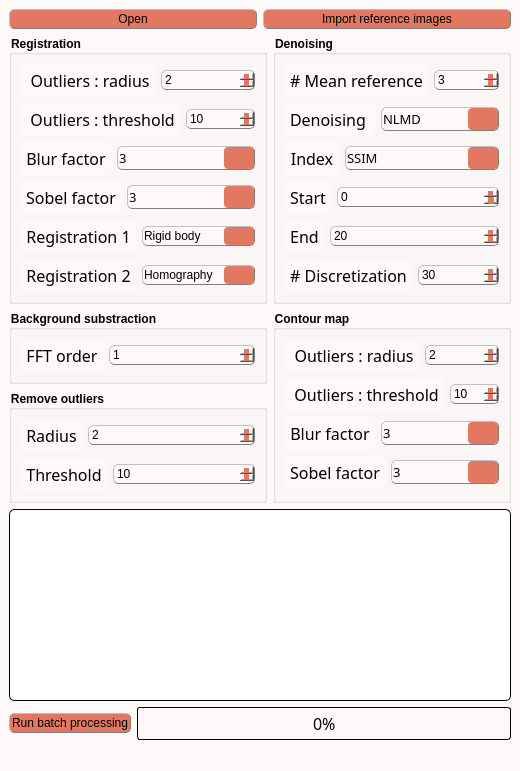
Cyril-Langlois/iniCHORD, file inichord/Batch_Processing.ui: the form before one commit.
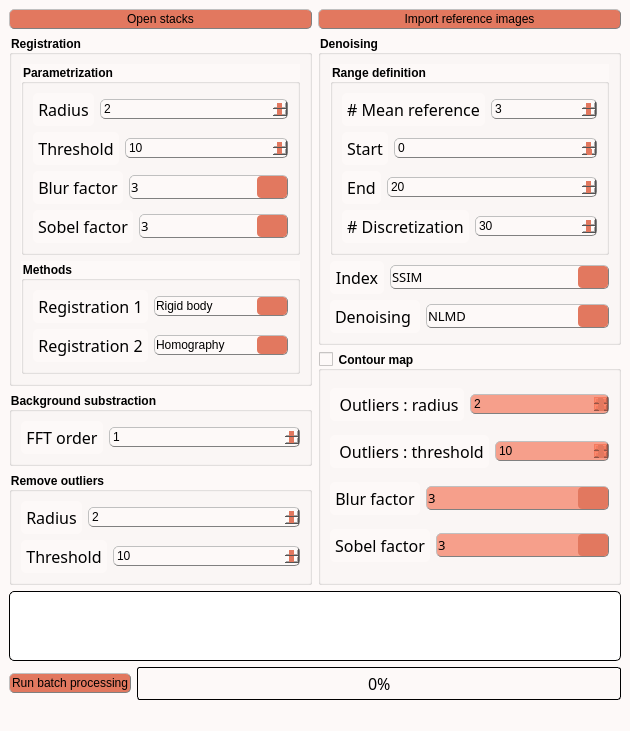
The form after the commit. Icons and pictures are not drawn.

The edit to the form file:
```diff
--- a/inichord/Batch_Processing.ui
+++ b/inichord/Batch_Processing.ui
@@ -9,8 +9,8 @@
    <rect>
     <x>0</x>
     <y>0</y>
-    <width>520</width>
-    <height>729</height>
+    <width>630</width>
+    <height>644</height>
    </rect>
   </property>
   <property name="sizePolicy">
@@ -201,11 +201,11 @@
            <string>&lt;html&gt;&lt;head/&gt;&lt;body&gt;&lt;p&gt;&lt;span style=&quot; font-size:11pt;&quot;&gt;Open a sequence of stack.&lt;/span&gt;&lt;/p&gt;&lt;/body&gt;&lt;/html&gt;</string>
           </property>
           <property name="text">
-           <string>Open</string>
+           <string>Open stacks</string>
           </property>
           <property name="icon">
            <iconset>
-            <normaloff>../Traitement_stack/icons/import_icon.png</normaloff>../Traitement_stack/icons/import_icon.png</iconset>
+            <normaloff>icons/import_icon.png</normaloff>icons/import_icon.png</iconset>
           </property>
          </widget>
         </item>
@@ -219,7 +219,7 @@
           </property>
           <property name="icon">
            <iconset>
-            <normaloff>../Traitement_stack/icons/import_icon.png</normaloff>../Traitement_stack/icons/import_icon.png</iconset>
+            <normaloff>icons/import_icon.png</normaloff>icons/import_icon.png</iconset>
           </property>
          </widget>
         </item>
@@ -240,6 +240,12 @@
                 </property>
                 <layout class="QVBoxLayout" name="verticalLayout_12">
                  <item>
+                  <widget class="QGroupBox" name="groupBox_5">
+                   <property name="title">
+                    <string>Parametrization</string>
+                   </property>
+                   <layout class="QVBoxLayout" name="verticalLayout_6">
+                    <item>
                   <layout class="QHBoxLayout" name="horizontalLayout">
                    <item>
                     <widget class="QLabel" name="label_blur_2">
@@ -272,7 +278,7 @@
 }</string>
                      </property>
                      <property name="text">
-                      <string> Outliers : radius</string>
+                         <string>Radius</string>
                      </property>
                      <property name="scaledContents">
                       <bool>false</bool>
@@ -330,7 +336,7 @@
 }</string>
                      </property>
                      <property name="text">
-                      <string> Outliers : threshold</string>
+                         <string>Threshold</string>
                      </property>
                      <property name="scaledContents">
                       <bool>false</bool>
@@ -573,10 +579,19 @@
                    </item>
                   </layout>
                  </item>
+                   </layout>
+                  </widget>
+                 </item>
                  <item>
-                  <layout class="QHBoxLayout" name="horizontalLayout_5">
+                  <widget class="QGroupBox" name="groupBox_6">
+                   <property name="title">
+                    <string>Methods</string>
+                   </property>
+                   <layout class="QVBoxLayout" name="verticalLayout_18">
                    <item>
-                    <widget class="QLabel" name="label_blur_3">
+                     <layout class="QHBoxLayout" name="horizontalLayout_24">
+                      <item>
+                       <widget class="QLabel" name="label_blur_16">
                      <property name="sizePolicy">
                       <sizepolicy hsizetype="Fixed" vsizetype="Preferred">
                        <horstretch>0</horstretch>
@@ -617,7 +632,7 @@
                     </widget>
                    </item>
                    <item>
-                    <widget class="QComboBox" name="transfo_comboBox">
+                       <widget class="QComboBox" name="transfo_comboBox_2">
                      <property name="sizePolicy">
                       <sizepolicy hsizetype="Minimum" vsizetype="Fixed">
                        <horstretch>0</horstretch>
@@ -666,9 +681,9 @@
                   </layout>
                  </item>
                  <item>
-                  <layout class="QHBoxLayout" name="horizontalLayout_6">
+                     <layout class="QHBoxLayout" name="horizontalLayout_25">
                    <item>
-                    <widget class="QLabel" name="label_blur_4">
+                       <widget class="QLabel" name="label_blur_17">
                      <property name="sizePolicy">
                       <sizepolicy hsizetype="Fixed" vsizetype="Preferred">
                        <horstretch>0</horstretch>
@@ -709,7 +724,7 @@
                     </widget>
                    </item>
                    <item>
-                    <widget class="QComboBox" name="transfo_comboBox2">
+                       <widget class="QComboBox" name="transfo_comboBox2_2">
                      <property name="sizePolicy">
                       <sizepolicy hsizetype="Minimum" vsizetype="Fixed">
                        <horstretch>0</horstretch>
@@ -766,6 +781,9 @@
                </widget>
               </item>
              </layout>
+               </widget>
+              </item>
+             </layout>
             </item>
             <item>
              <layout class="QVBoxLayout" name="verticalLayout_2">
@@ -980,6 +998,12 @@
                 </property>
                 <layout class="QVBoxLayout" name="verticalLayout_16">
                  <item>
+                  <widget class="QGroupBox" name="groupBox_7">
+                   <property name="title">
+                    <string>Range definition</string>
+                   </property>
+                   <layout class="QVBoxLayout" name="verticalLayout_19">
+                    <item>
                   <layout class="QHBoxLayout" name="horizontalLayout_13">
                    <item>
                     <widget class="QLabel" name="label_blur_11">
@@ -1037,176 +1061,6 @@
                    </item>
                   </layout>
                  </item>
-                 <item>
-                  <layout class="QHBoxLayout" name="horizontalLayout_14">
-                   <item>
-                    <widget class="QLabel" name="label_blur_12">
-                     <property name="sizePolicy">
-                      <sizepolicy hsizetype="Fixed" vsizetype="Preferred">
-                       <horstretch>0</horstretch>
-                       <verstretch>0</verstretch>
-                      </sizepolicy>
-                     </property>
-                     <property name="font">
-                      <font>
-                       <family>Noto Sans Cond</family>
-                       <pointsize>12</pointsize>
-                       <weight>50</weight>
-                       <italic>false</italic>
-                       <bold>false</bold>
-                      </font>
-                     </property>
-                     <property name="styleSheet">
-                      <string notr="true">QLabel {
-color: rgb(0, 0, 0);
-background-color:	rgb(253, 249, 248);
-border-style : outset;
-Border-radius : 5px;
-border-width : 0px;
-border-color : black;
-min-width : 5em;
-padding : 5px;
-font : 12pt &quot;Noto Sans Cond&quot;;
-}</string>
-                     </property>
-                     <property name="text">
-                      <string>Denoising </string>
-                     </property>
-                     <property name="scaledContents">
-                      <bool>false</bool>
-                     </property>
-                     <property name="alignment">
-                      <set>Qt::AlignCenter</set>
-                     </property>
-                    </widget>
-                   </item>
-                   <item>
-                    <widget class="QComboBox" name="ChoiceBox_algo">
-                     <property name="sizePolicy">
-                      <sizepolicy hsizetype="Preferred" vsizetype="Maximum">
-                       <horstretch>0</horstretch>
-                       <verstretch>0</verstretch>
-                      </sizepolicy>
-                     </property>
-                     <property name="font">
-                      <font>
-                       <family>Noto Sans Cond</family>
-                       <pointsize>10</pointsize>
-                       <weight>50</weight>
-                       <italic>false</italic>
-                       <bold>false</bold>
-                      </font>
-                     </property>
-                     <property name="toolTip">
-                      <string>&lt;html&gt;&lt;head/&gt;&lt;body&gt;&lt;p&gt;&lt;span style=&quot; font-size:11pt;&quot;&gt;Choice of the denoising algorithm&lt;/span&gt;&lt;/p&gt;&lt;/body&gt;&lt;/html&gt;</string>
-                     </property>
-                     <property name="styleSheet">
-                      <string notr="true"/>
-                     </property>
-                     <item>
-                      <property name="text">
-                       <string>NLMD</string>
-                      </property>
-                     </item>
-                     <item>
-                      <property name="text">
-                       <string>BM3D</string>
-                      </property>
-                     </item>
-                     <item>
-                      <property name="text">
-                       <string>VSNR</string>
-                      </property>
-                     </item>
-                     <item>
-                      <property name="text">
-                       <string>TV Chambolle</string>
-                      </property>
-                     </item>
-                    </widget>
-                   </item>
-                  </layout>
-                 </item>
-                 <item>
-                  <layout class="QHBoxLayout" name="horizontalLayout_15">
-                   <item>
-                    <widget class="QLabel" name="label_blur_13">
-                     <property name="sizePolicy">
-                      <sizepolicy hsizetype="Fixed" vsizetype="Preferred">
-                       <horstretch>0</horstretch>
-                       <verstretch>0</verstretch>
-                      </sizepolicy>
-                     </property>
-                     <property name="font">
-                      <font>
-                       <family>Noto Sans Cond</family>
-                       <pointsize>12</pointsize>
-                       <weight>50</weight>
-                       <italic>false</italic>
-                       <bold>false</bold>
-                      </font>
-                     </property>
-                     <property name="styleSheet">
-                      <string notr="true">QLabel {
-color: rgb(0, 0, 0);
-background-color:	rgb(253, 249, 248);
-border-style : outset;
-Border-radius : 5px;
-border-width : 0px;
-border-color : black;
-min-width : 5em;
-padding : 5px;
-font : 12pt &quot;Noto Sans Cond&quot;;
-}</string>
-                     </property>
-                     <property name="text">
-                      <string>Index</string>
-                     </property>
-                     <property name="scaledContents">
-                      <bool>false</bool>
-                     </property>
-                     <property name="alignment">
-                      <set>Qt::AlignCenter</set>
-                     </property>
-                    </widget>
-                   </item>
-                   <item>
-                    <widget class="QComboBox" name="Choice_Idx">
-                     <property name="sizePolicy">
-                      <sizepolicy hsizetype="Preferred" vsizetype="Maximum">
-                       <horstretch>0</horstretch>
-                       <verstretch>0</verstretch>
-                      </sizepolicy>
-                     </property>
-                     <property name="font">
-                      <font>
-                       <family>Noto Sans Cond</family>
-                       <pointsize>10</pointsize>
-                       <weight>50</weight>
-                       <italic>false</italic>
-                       <bold>false</bold>
-                      </font>
-                     </property>
-                     <property name="toolTip">
-                      <string>&lt;html&gt;&lt;head/&gt;&lt;body&gt;&lt;p&gt;&lt;span style=&quot; font-size:11pt;&quot;&gt;Choice of the parameters that must be applied&lt;/span&gt;&lt;/p&gt;&lt;/body&gt;&lt;/html&gt;</string>
-                     </property>
-                     <property name="styleSheet">
-                      <string notr="true"/>
-                     </property>
-                     <item>
-                      <property name="text">
-                       <string>SSIM</string>
-                      </property>
-                     </item>
-                     <item>
-                      <property name="text">
-                       <string>MSE</string>
-                      </property>
-                     </item>
-                    </widget>
-                   </item>
-                  </layout>
-                 </item>
                  <item>
                   <layout class="QHBoxLayout" name="horizontalLayout_10">
                    <item>
@@ -1384,15 +1238,194 @@
                 </layout>
                </widget>
               </item>
+                 <item>
+                  <layout class="QHBoxLayout" name="horizontalLayout_15">
+                   <item>
+                    <widget class="QLabel" name="label_blur_13">
+                     <property name="sizePolicy">
+                      <sizepolicy hsizetype="Fixed" vsizetype="Preferred">
+                       <horstretch>0</horstretch>
+                       <verstretch>0</verstretch>
+                      </sizepolicy>
+                     </property>
+                     <property name="font">
+                      <font>
+                       <family>Noto Sans Cond</family>
+                       <pointsize>12</pointsize>
+                       <weight>50</weight>
+                       <italic>false</italic>
+                       <bold>false</bold>
+                      </font>
+                     </property>
+                     <property name="styleSheet">
+                      <string notr="true">QLabel {
+color: rgb(0, 0, 0);
+background-color:	rgb(253, 249, 248);
+border-style : outset;
+Border-radius : 5px;
+border-width : 0px;
+border-color : black;
+min-width : 5em;
+padding : 5px;
+font : 12pt &quot;Noto Sans Cond&quot;;
+}</string>
+                     </property>
+                     <property name="text">
+                      <string>Index</string>
+                     </property>
+                     <property name="scaledContents">
+                      <bool>false</bool>
+                     </property>
+                     <property name="alignment">
+                      <set>Qt::AlignCenter</set>
+                     </property>
+                    </widget>
+                   </item>
+                   <item>
+                    <widget class="QComboBox" name="Choice_Idx">
+                     <property name="sizePolicy">
+                      <sizepolicy hsizetype="Preferred" vsizetype="Maximum">
+                       <horstretch>0</horstretch>
+                       <verstretch>0</verstretch>
+                      </sizepolicy>
+                     </property>
+                     <property name="font">
+                      <font>
+                       <family>Noto Sans Cond</family>
+                       <pointsize>10</pointsize>
+                       <weight>50</weight>
+                       <italic>false</italic>
+                       <bold>false</bold>
+                      </font>
+                     </property>
+                     <property name="toolTip">
+                      <string>&lt;html&gt;&lt;head/&gt;&lt;body&gt;&lt;p&gt;&lt;span style=&quot; font-size:11pt;&quot;&gt;Choice of the parameters that must be applied&lt;/span&gt;&lt;/p&gt;&lt;/body&gt;&lt;/html&gt;</string>
+                     </property>
+                     <property name="styleSheet">
+                      <string notr="true"/>
+                     </property>
+                     <item>
+                      <property name="text">
+                       <string>SSIM</string>
+                      </property>
+                     </item>
+                     <item>
+                      <property name="text">
+                       <string>MSE</string>
+                      </property>
+                     </item>
+                    </widget>
+                   </item>
+                  </layout>
+                 </item>
+                 <item>
+                  <layout class="QHBoxLayout" name="horizontalLayout_14">
+                   <item>
+                    <widget class="QLabel" name="label_blur_12">
+                     <property name="sizePolicy">
+                      <sizepolicy hsizetype="Fixed" vsizetype="Preferred">
+                       <horstretch>0</horstretch>
+                       <verstretch>0</verstretch>
+                      </sizepolicy>
+                     </property>
+                     <property name="font">
+                      <font>
+                       <family>Noto Sans Cond</family>
+                       <pointsize>12</pointsize>
+                       <weight>50</weight>
+                       <italic>false</italic>
+                       <bold>false</bold>
+                      </font>
+                     </property>
+                     <property name="styleSheet">
+                      <string notr="true">QLabel {
+color: rgb(0, 0, 0);
+background-color:	rgb(253, 249, 248);
+border-style : outset;
+Border-radius : 5px;
+border-width : 0px;
+border-color : black;
+min-width : 5em;
+padding : 5px;
+font : 12pt &quot;Noto Sans Cond&quot;;
+}</string>
+                     </property>
+                     <property name="text">
+                      <string>Denoising </string>
+                     </property>
+                     <property name="scaledContents">
+                      <bool>false</bool>
+                     </property>
+                     <property name="alignment">
+                      <set>Qt::AlignCenter</set>
+                     </property>
+                    </widget>
+                   </item>
+                   <item>
+                    <widget class="QComboBox" name="ChoiceBox_algo">
+                     <property name="sizePolicy">
+                      <sizepolicy hsizetype="Preferred" vsizetype="Maximum">
+                       <horstretch>0</horstretch>
+                       <verstretch>0</verstretch>
+                      </sizepolicy>
+                     </property>
+                     <property name="font">
+                      <font>
+                       <family>Noto Sans Cond</family>
+                       <pointsize>10</pointsize>
+                       <weight>50</weight>
+                       <italic>false</italic>
+                       <bold>false</bold>
+                      </font>
+                     </property>
+                     <property name="toolTip">
+                      <string>&lt;html&gt;&lt;head/&gt;&lt;body&gt;&lt;p&gt;&lt;span style=&quot; font-size:11pt;&quot;&gt;Choice of the denoising algorithm&lt;/span&gt;&lt;/p&gt;&lt;/body&gt;&lt;/html&gt;</string>
+                     </property>
+                     <property name="styleSheet">
+                      <string notr="true"/>
+                     </property>
+                     <item>
+                      <property name="text">
+                       <string>NLMD</string>
+                      </property>
+                     </item>
+                     <item>
+                      <property name="text">
+                       <string>BM3D</string>
+                      </property>
+                     </item>
+                     <item>
+                      <property name="text">
+                       <string>VSNR</string>
+                      </property>
+                     </item>
+                     <item>
+                      <property name="text">
+                       <string>TV Chambolle</string>
+                      </property>
+                     </item>
+                    </widget>
+                   </item>
+                  </layout>
+                 </item>
+                </layout>
+               </widget>
+              </item>
              </layout>
             </item>
             <item>
              <layout class="QVBoxLayout" name="verticalLayout_5">
               <item>
-               <widget class="QGroupBox" name="groupBox_5">
+               <widget class="QGroupBox" name="Contour_groupBox">
                 <property name="title">
                  <string>Contour map</string>
                 </property>
+                <property name="checkable">
+                 <bool>true</bool>
+                </property>
+                <property name="checked">
+                 <bool>false</bool>
+                </property>
                 <layout class="QVBoxLayout" name="verticalLayout_15">
                  <item>
                   <layout class="QHBoxLayout" name="horizontalLayout_18">
@@ -1748,7 +1781,7 @@
           <item>
            <widget class="QTextEdit" name="Info_box">
             <property name="sizePolicy">
-             <sizepolicy hsizetype="MinimumExpanding" vsizetype="MinimumExpanding">
+             <sizepolicy hsizetype="MinimumExpanding" vsizetype="Maximum">
               <horstretch>0</horstretch>
               <verstretch>0</verstretch>
              </sizepolicy>
@@ -1963,7 +1996,7 @@
               </property>
               <property name="icon">
                <iconset>
-                <normaloff>../Traitement_stack/icons/run_icon.png</normaloff>../Traitement_stack/icons/run_icon.png</iconset>
+                <normaloff>icons/run_icon.png</normaloff>icons/run_icon.png</iconset>
               </property>
              </widget>
             </item>
@@ -2013,7 +2046,7 @@
     <rect>
      <x>0</x>
      <y>0</y>
-     <width>520</width>
+     <width>630</width>
      <height>20</height>
     </rect>
    </property>
```
Lines whose indentation alone changed are shown as unchanged.
